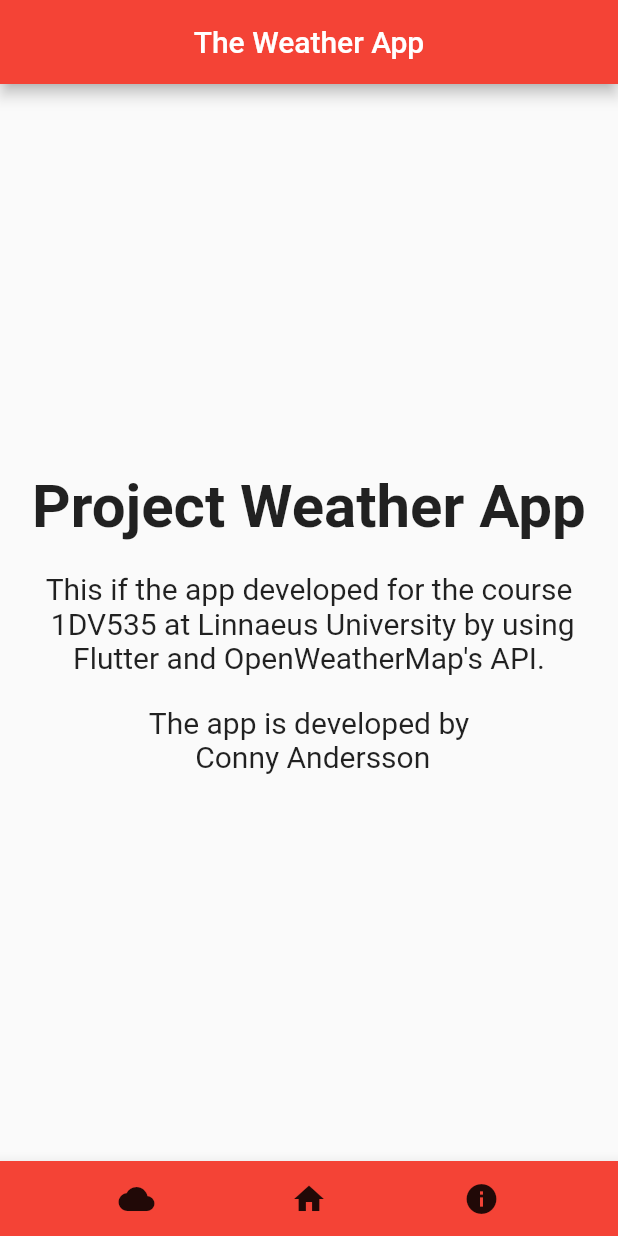
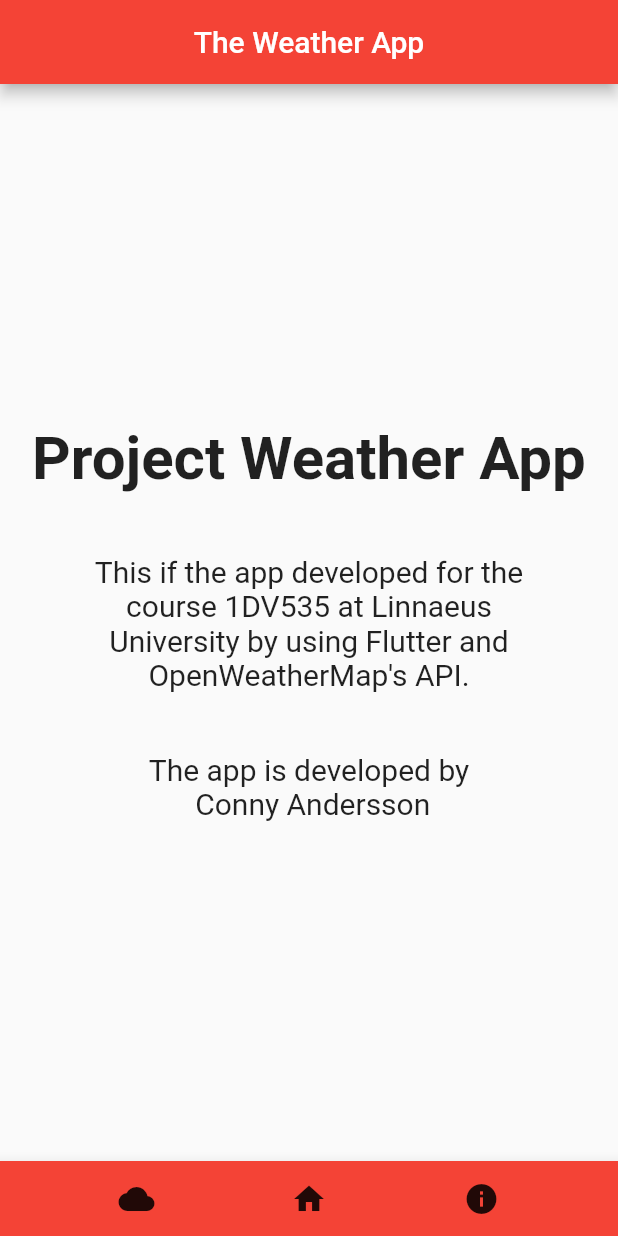
Before and after one commit to tyJL/weatherapp, a Flutter app: the AboutPage screen opened by its route, on a phone screen of 412 x 824 dp. Run offline on Flutter 3.47's test engine with Material 2 defaults, Android fonts, the phone set to English and light mode, and no system bars; our stand-ins replace geolocator, go_router, permission_handler.

Commit message:
smådetaljer 3

```diff
--- a/lib/about.dart
+++ b/lib/about.dart
@@ -21,15 +21,18 @@ class AboutPage extends StatelessWidget {
             style: TextStyle(
               fontSize: 40,
               fontWeight: FontWeight.bold,
+              ),
             ),
-          ),
           SizedBox(height: 20),
-          Text("This if the app developed for the course \n"
-              " 1DV535 at Linnaeus University by using\n"
-              "Flutter and OpenWeatherMap's API.",
-            textAlign: TextAlign.center,
-            style: TextStyle(
-                fontSize: 20
+          Padding(padding: EdgeInsets.all(20),
+            child: Text("This if the app developed for the\n"
+                        "course 1DV535 at Linnaeus\n"
+                        "University by using Flutter and\n"
+                        "OpenWeatherMap's API.",
+              textAlign: TextAlign.center,
+              style: TextStyle(
+                fontSize: 20,
+              ),
             ),
           ),
           SizedBox(height: 20),
--- a/lib/main.dart
+++ b/lib/main.dart
@@ -60,6 +60,7 @@ class MyApp extends StatelessWidget {
   }
 }
 
+
 PrognosisPage prognosis = const PrognosisPage(prognosisData: []);
 
 WeatherPage weather = const WeatherPage();
```
